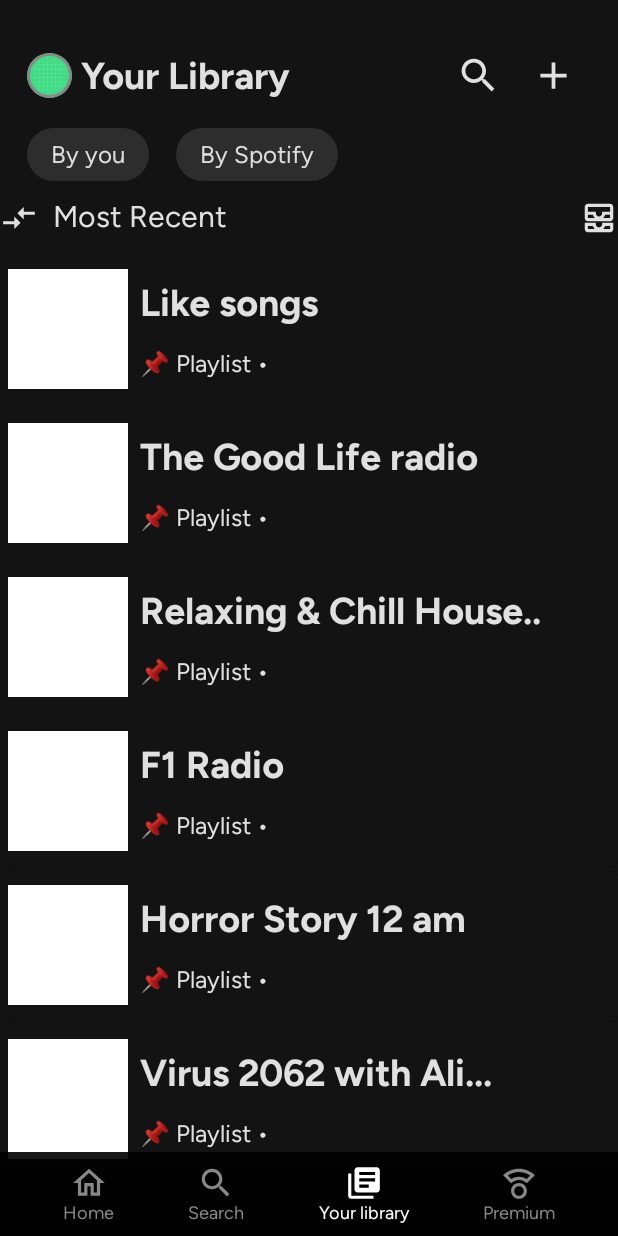
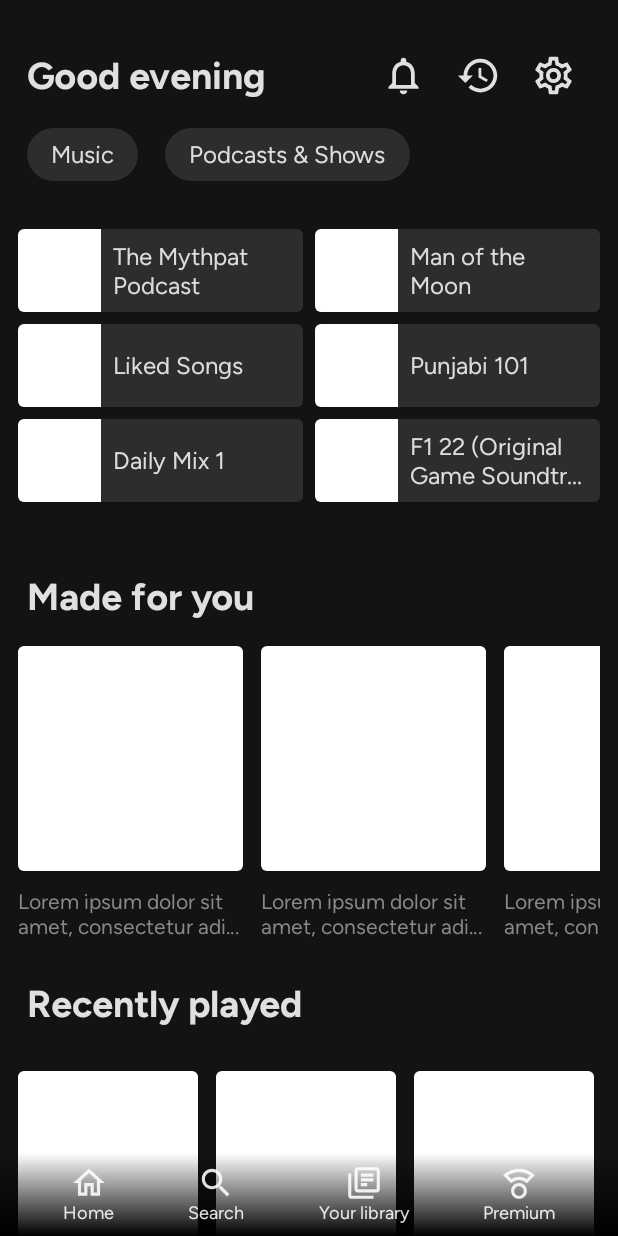
Before and after one commit to VSen910/Spotify-Clone, an Android app built with Jetpack Compose: the screen it shows after launch (MainActivity), on a phone screen of 412 x 824 dp. Run offline under Robolectric (Android 15) with nearby library versions, the phone set to English and light mode, and no system bars.

Commit message:
Revert "Library Page"

```diff
--- a/app/src/main/java/com/example/spotifyclone/MainActivity.kt
+++ b/app/src/main/java/com/example/spotifyclone/MainActivity.kt
@@ -8,8 +8,6 @@ import androidx.compose.foundation.background
 import androidx.compose.foundation.layout.*
 import androidx.compose.material.*
 import androidx.compose.material.icons.Icons
-import androidx.compose.material.icons.filled.Home
-import androidx.compose.material.icons.filled.LibraryBooks
 import androidx.compose.material.icons.outlined.CompassCalibration
 import androidx.compose.material.icons.outlined.Home
 import androidx.compose.material.icons.outlined.LibraryBooks
@@ -28,7 +26,6 @@ import androidx.compose.ui.unit.dp
 import androidx.compose.ui.unit.sp
 import com.example.spotifyclone.ui.HomeScreen
 import com.example.spotifyclone.ui.HomeScreenTopAppBar
-import com.example.spotifyclone.ui.theme.Lib
 import com.example.spotifyclone.ui.theme.SpotifyCloneTheme
 
 class MainActivity : ComponentActivity() {
@@ -41,15 +38,6 @@ class MainActivity : ComponentActivity() {
                     modifier = Modifier.fillMaxSize(),
                     color = MaterialTheme.colors.background
                 ) {
-                    Lib()
-                }
-            }
-        }
-    }
-}
-
-@Composable
-fun Home(){
                     Scaffold(
                         topBar = {
                             HomeScreenTopAppBar()
@@ -59,6 +47,10 @@ fun Home(){
                         }
                     ) {
                         HomeScreen()
+                    }
+                }
+            }
+        }
     }
 }
 
@@ -78,10 +70,9 @@ fun BottomAppBar(
             .fillMaxWidth()
             .drawWithCache {
                 onDrawWithContent {
-
                     drawRect(
                         Brush.verticalGradient(
-                            0.01f to Color.Black.copy(0.9f),
+                            0.01f to Color.Black.copy(alpha = 0.0F),
                             1F to Color.Black
                         )
                     )
@@ -89,28 +80,21 @@ fun BottomAppBar(
                 }
             }
     ) {
-        com.example.spotifyclone.ui.theme.BottomAppBarIcons(
+        BottomAppBarIcons(
             tabText = R.string.home,
-            imageVector = Icons.Outlined.Home,
-            color = Color.Gray
+            imageVector = Icons.Outlined.Home
         )
-        com.example.spotifyclone.ui.theme.BottomAppBarIcons(
+        BottomAppBarIcons(
             tabText = R.string.search,
-            imageVector = Icons.Outlined.Search,
-            color = Color.Gray
-
+            imageVector = Icons.Outlined.Search
         )
-        com.example.spotifyclone.ui.theme.BottomAppBarIcons(
+        BottomAppBarIcons(
             tabText = R.string.your_library,
-            imageVector = Icons.Filled.LibraryBooks,
-            color = Color.White
-
+            imageVector = Icons.Outlined.LibraryBooks
         )
-        com.example.spotifyclone.ui.theme.BottomAppBarIcons(
+        BottomAppBarIcons(
             tabText = R.string.premium,
-            imageVector = Icons.Outlined.CompassCalibration,
-            color = Color.Gray
-
+            imageVector = Icons.Outlined.CompassCalibration
         )
     }
 }
@@ -119,7 +103,6 @@ fun BottomAppBar(
 fun BottomAppBarIcons(
     @StringRes tabText: Int,
     imageVector: ImageVector,
-    color: Color,
     modifier: Modifier = Modifier
 ) {
     Column(
@@ -132,13 +115,11 @@ fun BottomAppBarIcons(
             contentDescription = null,
             modifier = Modifier
                 .size(25.dp)
-                .padding(0.dp),
-            tint = color
+                .padding(0.dp)
         )
         Text(
             text = stringResource(id = tabText),
             style = MaterialTheme.typography.body1,
-            color = color,
             fontSize = 12.sp
         )
     }
--- a/app/src/main/java/com/example/spotifyclone/ui/LibraryScreen.kt
+++ /dev/null
@@ -1,303 +0,0 @@
-package com.example.spotifyclone.ui.theme
-import android.os.Bundle
-import androidx.activity.ComponentActivity
-import androidx.activity.compose.setContent
-import androidx.annotation.StringRes
-import androidx.compose.foundation.*
-import androidx.compose.foundation.layout.*
-import androidx.compose.foundation.shape.CircleShape
-import androidx.compose.foundation.shape.RoundedCornerShape
-import androidx.compose.material.*
-import androidx.compose.material.icons.Icons
-import androidx.compose.material.icons.filled.*
-import androidx.compose.material.icons.outlined.*
-import androidx.compose.runtime.Composable
-import androidx.compose.ui.Alignment
-import androidx.compose.ui.Modifier
-import androidx.compose.ui.draw.clip
-import androidx.compose.ui.draw.drawWithCache
-import androidx.compose.ui.graphics.Brush
-import androidx.compose.ui.graphics.Color
-import androidx.compose.ui.graphics.vector.ImageVector
-import androidx.compose.ui.layout.ContentScale
-import androidx.compose.ui.res.painterResource
-import androidx.compose.ui.res.stringResource
-import androidx.compose.ui.text.style.TextOverflow
-import androidx.compose.ui.tooling.preview.Preview
-import androidx.compose.ui.unit.dp
-import androidx.compose.ui.unit.sp
-import com.example.spotifyclone.R
-import com.example.spotifyclone.ui.HomeScreen
-import com.example.spotifyclone.ui.HomeScreenTopAppBar
-import com.example.spotifyclone.ui.theme.SpotifyCloneTheme
-
-
-@Composable
-fun Lib(){
-    Scaffold(
-        topBar = {
-            LibraryScreenTopAppBar()
-        },
-        bottomBar = {
-            LibBottomAppBar()
-        }
-    ) {
-        LibraryScreen()
-    }
-}
-
-@Composable
-fun LibraryScreen(){
-    Column(
-        modifier = Modifier.verticalScroll(rememberScrollState())
-    ) {
-        Row(
-            modifier = Modifier
-                .fillMaxWidth()
-                .padding(bottom = 10.dp),
-            horizontalArrangement = Arrangement.SpaceBetween
-        ) {
-            Row() {
-                Icon(imageVector = Icons.Filled.CompareArrows, contentDescription = null,Modifier.size(25.dp))
-                Spacer(modifier = Modifier.width(10.dp))
-                Text(text = "Most Recent",
-                     fontSize = 20.sp)
-            }
-            Icon(imageVector = Icons.Outlined.AllInbox, contentDescription = null, Modifier.size(25.dp))
-
-        }
-        List(text = "Like songs")
-        List(text = "The Good Life radio")
-        List(text = "Relaxing & Chill House..")
-        List(text = "F1 Radio")
-        List(text = "Horror Story 12 am")
-        List(text = "Virus 2062 with Ali...")
-        Spacer(modifier = Modifier.height(55.dp))
-    }
-}
-
-@Composable
-fun List(
-    text : String
-){
-
-    Row(
-        modifier = Modifier.padding(start = 5.dp, top = 1.dp, bottom = 1.dp)
-    ) {
-        Card(
-            modifier = Modifier
-                .fillMaxWidth()
-                .height(100.dp)
-                .padding(0.dp),
-            backgroundColor = MaterialTheme.colors.background,
-        ) {
-            Row(
-                verticalAlignment = Alignment.CenterVertically
-            ) {
-                Box(
-                    modifier = Modifier
-                        .background(Color.White)
-                        .height(height = 80.dp)
-                        .width(width = 80.dp)
-                        .aspectRatio(1f)
-                )
-                Column() {
-
-                    Text(
-                        text = text,
-                        style = MaterialTheme.typography.h2,
-                        maxLines = 2,
-                        overflow = TextOverflow.Ellipsis,
-                        modifier = Modifier
-                            .padding(8.dp)
-                    )
-                    Text(
-                        text = "\uD83D\uDCCC Playlist • ",
-                        style = MaterialTheme.typography.body1,
-                        maxLines = 2,
-                        overflow = TextOverflow.Ellipsis,
-                        modifier = Modifier
-                            .padding(8.dp)
-                    )
-
-
-                }
-
-            }
-        }
-    }
-}
-
-@Composable
-fun LibraryScreenTopAppBar(
-    modifier: Modifier = Modifier
-) {
-    Column(
-        modifier = modifier
-            .padding(bottom = 12.dp)
-    ) {
-        Row(
-            verticalAlignment = Alignment.CenterVertically,
-            modifier = Modifier
-                .padding(start = 18.dp, end = 18.dp, top = 35.dp, bottom = 20.dp)
-                .background(MaterialTheme.colors.background)
-        ) {
-            Image(
-                painter = painterResource(R.drawable.ic_launcher_background),
-                contentDescription = "avatar",
-                contentScale = ContentScale.Crop,
-                modifier = Modifier
-                    .size(30.dp)
-                    .clip(CircleShape)
-                    .border(2.dp, Color.Gray, CircleShape)
-            )
-            Text(
-                text = " Your Library",
-                style = MaterialTheme.typography.h2,
-            )
-            Spacer(modifier = Modifier.weight(1f))
-            Icon(
-                imageVector = Icons.Outlined.Search,
-                contentDescription = stringResource(R.string.notifications),
-                modifier = Modifier
-                    .padding(horizontal = 10.dp)
-                    .size(30.dp)
-            )
-            Icon(
-                imageVector = Icons.Outlined.Add,
-                contentDescription = stringResource(R.string.notifications),
-                modifier = Modifier
-                    .padding(horizontal = 10.dp)
-                    .size(30.dp)
-            )
-
-        }
-        LibraryScreenChips()
-    }
-}
-
-@Composable
-fun LibraryScreenChips(
-    modifier: Modifier = Modifier
-) {
-    Row(
-        modifier = modifier
-            .fillMaxWidth()
-    ) {
-        Spacer(modifier = Modifier.width(18.dp))
-        Chip(option = R.string.byyou)
-
-        Spacer(modifier = Modifier.width(18.dp))
-        Chip(option = R.string.byspot)
-    }
-}
-
-@Composable
-fun Chip(
-    modifier: Modifier = Modifier,
-    @StringRes option: Int
-) {
-    Card(
-        shape = RoundedCornerShape(percent = 50),
-        modifier = modifier
-    ) {
-        Row(
-            modifier = Modifier,
-            verticalAlignment = Alignment.CenterVertically,
-            horizontalArrangement = Arrangement.Center
-        ) {
-            Text(
-                text = stringResource(id = option),
-                style = MaterialTheme.typography.body1,
-                modifier = Modifier
-                    .padding(
-                        vertical = 8.dp,
-                        horizontal = 16.dp
-                    )
-            )
-        }
-    }
-}
-
-
-@Composable
-fun LibBottomAppBar(
-    modifier: Modifier = Modifier
-) {
-//    Card(
-//        modifier = modifier
-//            .background(Color(0x00FFFFFF))
-//            .fillMaxWidth()
-//    ) {
-//    }
-    Row(
-        horizontalArrangement = Arrangement.SpaceEvenly,
-        modifier = Modifier
-            .fillMaxWidth()
-            .drawWithCache {
-                onDrawWithContent {
-
-                    drawRect(
-                        Brush.verticalGradient(
-                            0.01f to Color.Black.copy(0.9f),
-                            1F to Color.Black
-                        )
-                    )
-                    drawContent()
-                }
-            }
-    ) {
-        BottomAppBarIcons(
-            tabText = R.string.home,
-            imageVector = Icons.Outlined.Home,
-            color = Color.Gray
-        )
-        BottomAppBarIcons(
-            tabText = R.string.search,
-            imageVector = Icons.Outlined.Search,
-            color = Color.Gray
-
-        )
-        BottomAppBarIcons(
-            tabText = R.string.your_library,
-            imageVector = Icons.Filled.LibraryBooks,
-            color = Color.White
-
-        )
-        BottomAppBarIcons(
-            tabText = R.string.premium,
-            imageVector = Icons.Outlined.CompassCalibration,
-            color = Color.Gray
-
-        )
-    }
-}
-
-@Composable
-fun BottomAppBarIcons(
-    @StringRes tabText: Int,
-    imageVector: ImageVector,
-    color: Color,
-    modifier: Modifier = Modifier
-) {
-    Column(
-        horizontalAlignment = Alignment.CenterHorizontally,
-        modifier = modifier
-            .padding(8.dp)
-    ) {
-        Icon(
-            imageVector = imageVector,
-            contentDescription = null,
-            modifier = Modifier
-                .size(25.dp)
-                .padding(0.dp),
-            tint = color
-        )
-        Text(
-            text = stringResource(id = tabText),
-            style = MaterialTheme.typography.body1,
-            color = color,
-            fontSize = 12.sp
-        )
-    }
-}
--- a/app/src/main/res/values/strings.xml
+++ b/app/src/main/res/values/strings.xml
@@ -15,8 +15,4 @@
     <string name="search">Search</string>
     <string name="your_library">Your library</string>
     <string name="premium">Premium</string>
-    <string name="byyou">By you</string>
-    <string name="byspot">By Spotify</string>
-
-
 </resources>
--- a/build.gradle
+++ b/build.gradle
@@ -4,7 +4,7 @@ buildscript {
     }
 }// Top-level build file where you can add configuration options common to all sub-projects/modules.
 plugins {
-    id 'com.android.application' version '7.2.1' apply false
-    id 'com.android.library' version '7.2.1' apply false
+    id 'com.android.application' version '7.3.0' apply false
+    id 'com.android.library' version '7.3.0' apply false
     id 'org.jetbrains.kotlin.android' version '1.6.10' apply false
 }
```
Lines whose indentation alone changed are shown as unchanged.
